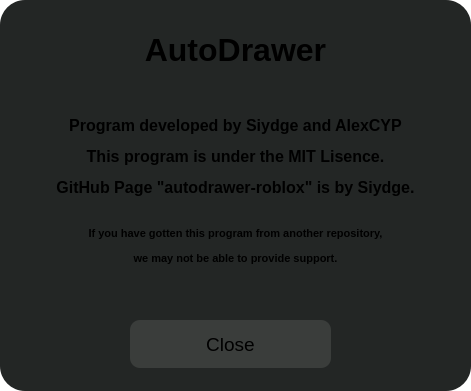
Old version of the form AutoDrawer v2/AutoDrawer/infowindow.ui in the repository AlexDalas/autodrawer.
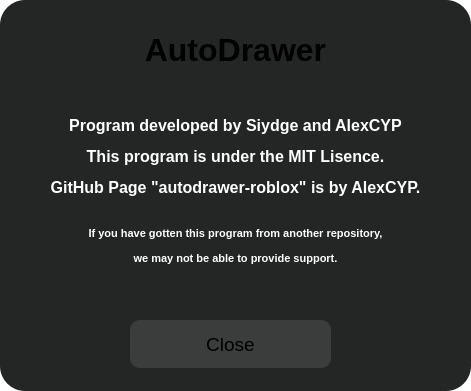
New version of the form.

The edit to the form file:
```diff
--- a/AutoDrawer v2/AutoDrawer/infowindow.ui
+++ b/AutoDrawer v2/AutoDrawer/infowindow.ui
@@ -76,8 +76,11 @@
        <bold>true</bold>
       </font>
      </property>
+     <property name="styleSheet">
+      <string notr="true">color: white;</string>
+     </property>
      <property name="text">
-      <string>&lt;html&gt;&lt;head/&gt;&lt;body&gt;&lt;p align=&quot;center&quot;&gt;Program developed by Siydge and AlexCYP&lt;/p&gt;&lt;p align=&quot;center&quot;&gt;This program is under the MIT Lisence.&lt;/p&gt;&lt;p align=&quot;center&quot;&gt;GitHub Page &amp;quot;autodrawer-roblox&amp;quot; is by Siydge. &lt;span style=&quot; font-size:6pt;&quot;&gt;&lt;br/&gt;&lt;/span&gt;&lt;/p&gt;&lt;p align=&quot;center&quot;&gt;&lt;span style=&quot; font-size:8pt;&quot;&gt;If you have gotten this program from another repository,&lt;/span&gt;&lt;/p&gt;&lt;p align=&quot;center&quot;&gt;&lt;span style=&quot; font-size:8pt;&quot;&gt;we may not be able to provide support.&lt;/span&gt;&lt;/p&gt;&lt;/body&gt;&lt;/html&gt;</string>
+      <string>&lt;html&gt;&lt;head/&gt;&lt;body&gt;&lt;p align=&quot;center&quot;&gt;Program developed by Siydge and AlexCYP&lt;/p&gt;&lt;p align=&quot;center&quot;&gt;This program is under the MIT Lisence.&lt;/p&gt;&lt;p align=&quot;center&quot;&gt;GitHub Page &amp;quot;autodrawer-roblox&amp;quot; is by AlexCYP. &lt;span style=&quot; font-size:6pt;&quot;&gt;&lt;br/&gt;&lt;/span&gt;&lt;/p&gt;&lt;p align=&quot;center&quot;&gt;&lt;span style=&quot; font-size:8pt;&quot;&gt;If you have gotten this program from another repository,&lt;/span&gt;&lt;/p&gt;&lt;p align=&quot;center&quot;&gt;&lt;span style=&quot; font-size:8pt;&quot;&gt;we may not be able to provide support.&lt;/span&gt;&lt;/p&gt;&lt;/body&gt;&lt;/html&gt;</string>
      </property>
      <property name="textFormat">
       <enum>Qt::RichText</enum>
```
Left out of the diff: 15 changed lines with no effect on the pictures.
